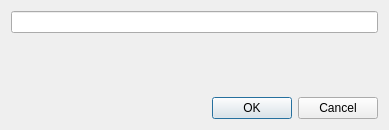
Old version of the form src/OplPcTools/UI/GameRenameDialog.ui in the repository brainstream/OPL-PC-Tools.
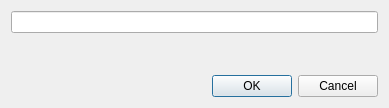
New version of the form.

Diff of the .ui file:
```diff
--- a/src/OplPcTools/UI/GameRenameDialog.ui
+++ b/src/OplPcTools/UI/GameRenameDialog.ui
@@ -7,7 +7,7 @@
     <x>0</x>
     <y>0</y>
     <width>389</width>
-    <height>130</height>
+    <height>108</height>
    </rect>
   </property>
   <property name="windowTitle">
@@ -26,25 +26,21 @@
    </item>
    <item>
     <widget class="QLabel" name="mp_label_message">
+     <property name="sizePolicy">
+      <sizepolicy hsizetype="Preferred" vsizetype="Expanding">
+       <horstretch>0</horstretch>
+       <verstretch>0</verstretch>
+      </sizepolicy>
+     </property>
      <property name="text">
       <string/>
      </property>
+     <property name="alignment">
+      <set>Qt::AlignmentFlag::AlignLeading|Qt::AlignmentFlag::AlignLeft|Qt::AlignmentFlag::AlignTop</set>
+     </property>
     </widget>
    </item>
-   <item>
-    <spacer name="mp_spacer">
-     <property name="orientation">
-      <enum>Qt::Vertical</enum>
-     </property>
-     <property name="sizeHint" stdset="0">
-      <size>
-       <width>20</width>
-       <height>40</height>
-      </size>
-     </property>
-    </spacer>
-   </item>
-   <item>
+   <item alignment="Qt::AlignmentFlag::AlignBottom">
     <widget class="QDialogButtonBox" name="mp_button_box">
      <property name="orientation">
       <enum>Qt::Horizontal</enum>
```
Left out of the diff: 6 changed lines with no effect on the pictures.
